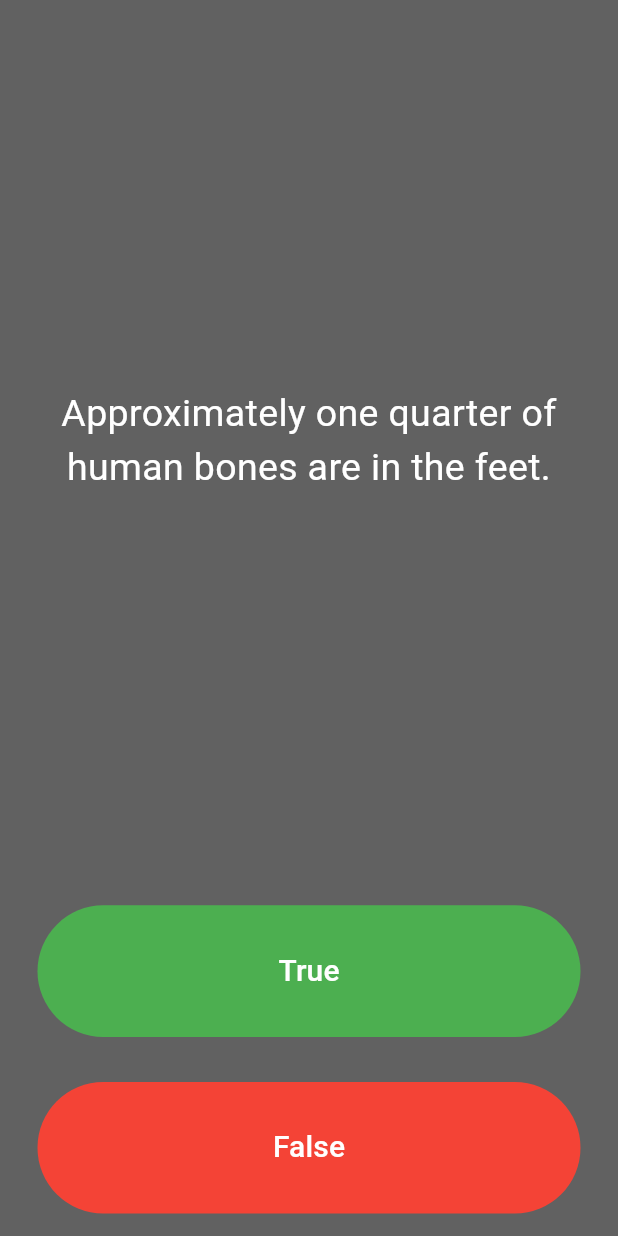
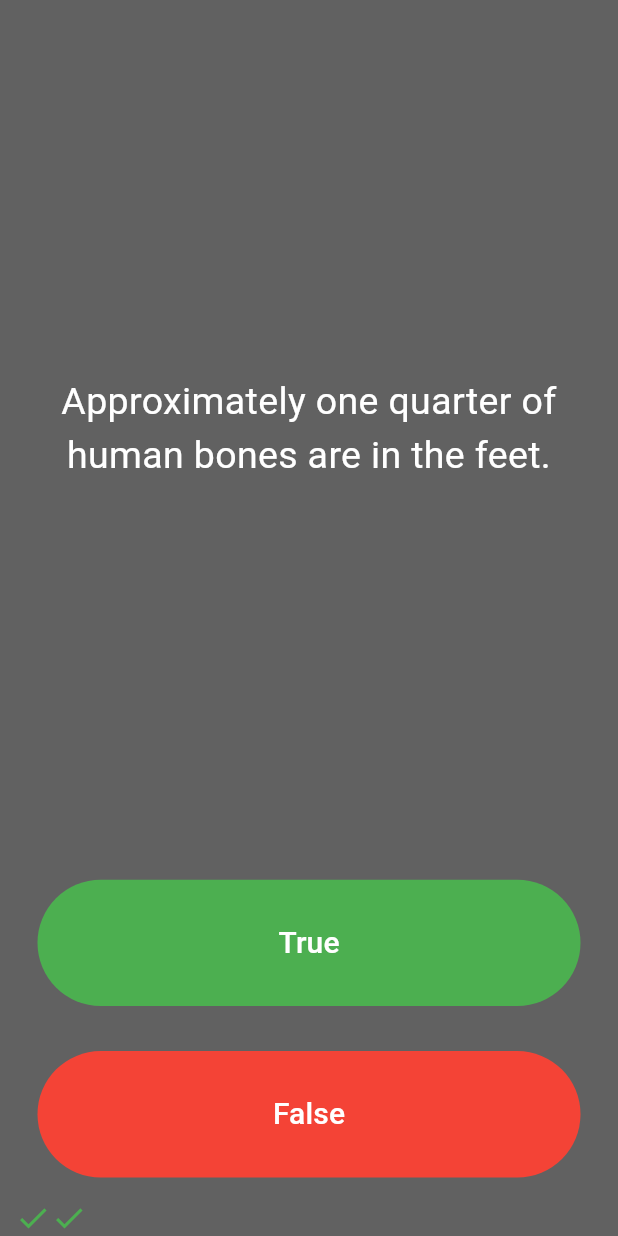
Before and after one commit to mr-schway/quizzler, a Flutter app: the screen it shows after launch, after a tap on "True", after a tap on "False", on a phone screen of 412 x 824 dp. Run offline on Flutter 3.47's test engine with Material 3 defaults, Android fonts, the phone set to English and light mode, and no system bars.

Commit message:
Build the checkAnswer method

```diff
--- a/lib/main.dart
+++ b/lib/main.dart
@@ -35,6 +35,25 @@ class QuizPage extends StatefulWidget {
 
 class _QuizPageState extends State<QuizPage> {
   List<Icon> scoreKeeper = [];
+
+  void checkAnswer(bool userPickedAnswer) {
+    bool correctAnswer = quizBrain.getCorrectAnswer();
+
+    setState(() {
+      if (userPickedAnswer == correctAnswer) {
+        scoreKeeper.add(Icon(
+          Icons.check,
+          color: Colors.green,
+        ));
+      } else {
+        scoreKeeper.add(Icon(
+          Icons.close,
+          color: Colors.red,
+        ));
+      }
+      quizBrain.nextQuestion();
+    });
+  }
 
   @override
   Widget build(BuildContext context) {
@@ -74,16 +93,7 @@ class _QuizPageState extends State<QuizPage> {
               ),
               onPressed: () {
                 //The user picked true.
-                bool correctAnswer = quizBrain.getCorrectAnswer();
-                if (correctAnswer == true) {
-                  print('user got it right');
-                } else {
-                  print('user got it wrong');
-                }
-
-                setState(() {
-                  quizBrain.nextQuestion();
-                });
+                checkAnswer(true);
               },
             ),
           ),
@@ -104,17 +114,7 @@ class _QuizPageState extends State<QuizPage> {
               ),
               onPressed: () {
                 //The user picked false.
-
-                bool correctAnswer = quizBrain.getCorrectAnswer();
-                if (correctAnswer == false) {
-                  print('user got it right');
-                } else {
-                  print('user got it wrong');
-                }
-
-                setState(() {
-                  quizBrain.nextQuestion();
-                });
+                checkAnswer(false);
               },
             ),
           ),
--- a/lib/question.dart
+++ b/lib/question.dart
@@ -2,10 +2,7 @@ class Question {
   late String questionText;
   late bool questionAnswer;
 
-  Question(String q, bool a) {
-    questionText = q;
-    questionAnswer = a;
-  }
+  Question(this.questionText, this.questionAnswer);
 }
 
 Question newQuestion = Question('text', true);
```
